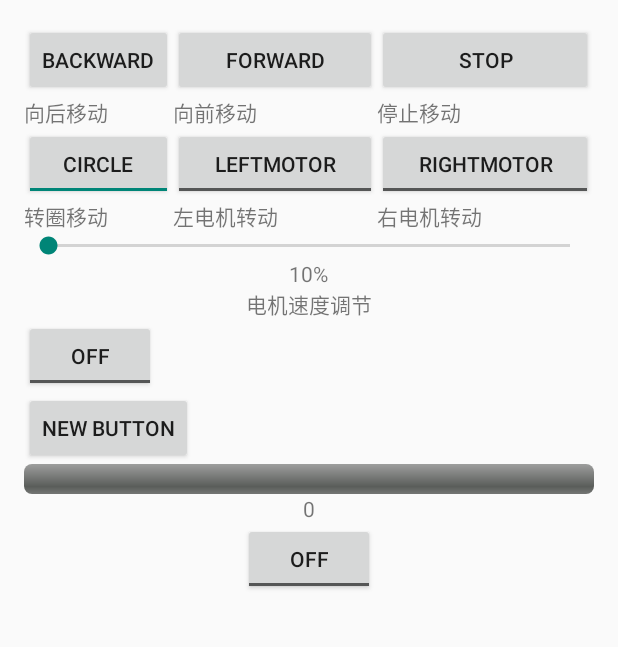
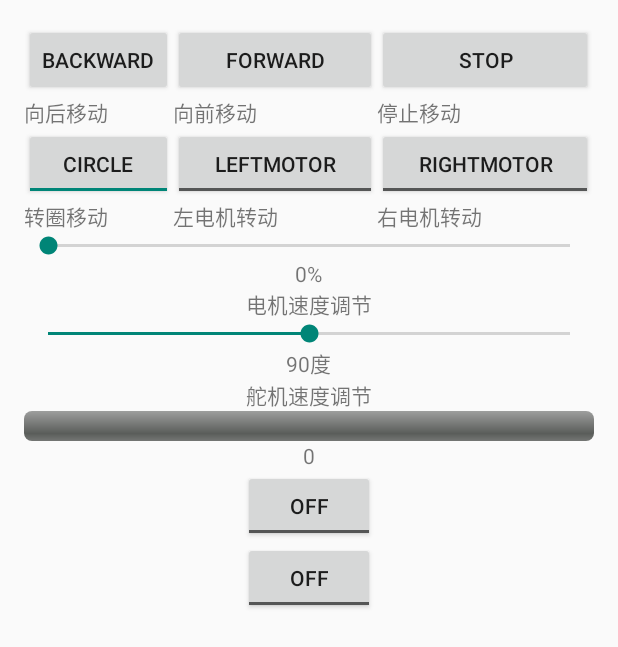
Before and after one commit to wangfuan/robot, an Android app: the screen it shows after launch (MainActivity), on a phone screen of 412 x 824 dp. Shown: the top 647 px of the screen. Run offline under Robolectric (Android 15) with nearby library versions, the phone set to English and light mode, and no system bars; 2 statements that could not run were skipped.

Commit message:
整合了电机驱动模块、红外检测模块、超声波传感器、舵机角度调整模块，手机连接IOIO测试成功，添加了详细的注释代码

```diff
--- a/app/src/main/java/com/example/fuan/ioiotest/MainActivity.java
+++ b/app/src/main/java/com/example/fuan/ioiotest/MainActivity.java
@@ -11,9 +11,6 @@ import android.widget.ProgressBar;
 import android.widget.SeekBar;
 import android.widget.TextView;
 import android.widget.ToggleButton;
-
-import ioio.lib.api.Uart;
-import ioio.lib.util.android.IOIOActivity;
 
 
 public class MainActivity extends Activity {
@@ -29,9 +26,15 @@ public class MainActivity extends Activity {
     private Button backwardButton;
     private Button stopButton;
 
+    private SeekBar seekBarServo;
+    private TextView textViewServo;
+
+
     private TextView ultrasonicsSensorText;
     private ProgressBar ultrasonicsSensorPrograss;
     private ToggleButton ultrasonicsSensorButton;
+
+    private ToggleButton detectEdgeButton;
 
     @Override
 
@@ -44,6 +47,8 @@ public class MainActivity extends Activity {
         forwardButton=(Button)findViewById(R.id.button2);
         backwardButton=(Button)findViewById(R.id.button);
         stopButton=(Button)findViewById(R.id.button3);
+
+        seekBar_=(SeekBar)findViewById(R.id.seekBar);//电机速度调节模块
 
         forwardButton.setOnClickListener(new View.OnClickListener() {
             @Override
@@ -74,12 +79,13 @@ public class MainActivity extends Activity {
         addListenerToggleButtonLeftMotor();
 
         addListenSeekbar();
+
         ultrasonicsSensorButton = (ToggleButton) findViewById(R.id.button6);
         ultrasonicsSensorPrograss = (ProgressBar) findViewById(R.id.progressBar);
         ultrasonicsSensorText = (TextView) findViewById(R.id.textSet8);
         addListenerUltrasonicsSensor();
 
-
+        addListenerDetectEdge();
     }
     @Override
     protected void onPause() {
@@ -155,13 +161,14 @@ public class MainActivity extends Activity {
         });
     }
     public void addListenSeekbar(){
-        textView_=(TextView)findViewById(R.id.textView2);
-        seekBar_=(SeekBar)findViewById(R.id.seekBar);
-        seekBar_.setOnSeekBarChangeListener(new SeekBar.OnSeekBarChangeListener() {
+        ba.servoControl(90);
+        textViewServo=(TextView)findViewById(R.id.textSet9);
+        seekBarServo=(SeekBar)findViewById(R.id.seekBar2);
+        seekBarServo.setOnSeekBarChangeListener(new SeekBar.OnSeekBarChangeListener() {
             @Override
             public void onProgressChanged(SeekBar seekBar, int progress, boolean fromUser) {
-                textView_.setText(seekBar_.getProgress() + "%");
-                ba.servoControl(seekBar_.getProgress());
+                textViewServo.setText(seekBarServo.getProgress() + "度");
+                ba.servoControl(seekBarServo.getProgress());
 
             }
 
@@ -186,8 +193,7 @@ public class MainActivity extends Activity {
             public void onClick(View v) {
                 if (ultrasonicsSensorButton.isChecked()) {
                     updateUI();
-                }
-                else{
+                } else {
                     updateUI();
                 }
             }
@@ -207,4 +213,21 @@ public class MainActivity extends Activity {
             }
         });
     }
+
+    public void addListenerDetectEdge(){
+        detectEdgeButton=(ToggleButton)findViewById(R.id.button7);
+        detectEdgeButton.setOnClickListener(new View.OnClickListener() {
+            @Override
+            public void onClick(View v) {
+                if (detectEdgeButton.isChecked()){
+                    ba.detectEdgeEnable=true;
+                    detectEdgeButton.setText("边缘检测开");
+                }
+                else {
+                    ba.detectEdgeEnable=false;
+                    detectEdgeButton.setText("边缘检测关");
+                }
+            }
+        });
+    }
 }
--- a/app/src/main/res/layout/activity_main.xml
+++ b/app/src/main/res/layout/activity_main.xml
@@ -21,14 +21,14 @@
                 android:layout_height="wrap_content"
                 android:text="Backward"
                 android:layout_alignParentTop="true"
-                android:layout_alignEnd="@+id/seekBar" />
+                android:layout_alignEnd="@+id/seekBar"
+                android:layout_alignRight="@+id/seekBar"/>
 
             <Button android:id="@+id/button2"
                 android:layout_width="wrap_content"
                 android:layout_height="wrap_content"
                 android:text="Forward"
-                android:layout_alignParentTop="true"
-                android:layout_alignParentStart="true" />
+                android:layout_alignParentTop="true"/>
 
             <Button android:id="@+id/button3"
                 android:layout_width="wrap_content"
@@ -56,7 +56,6 @@
                 android:layout_width="wrap_content"
                 android:layout_height="wrap_content"
                 android:layout_alignParentTop="true"
-                android:layout_alignStart="@+id/button3"
                 android:checked="true"
                 android:text="Circle"/>
 
@@ -65,7 +64,6 @@
                 android:layout_height="wrap_content"
                 android:checked="false"
                 android:layout_alignTop="@+id/button3"
-                android:layout_alignParentStart="true"
                 android:text="LeftMotor"/>
 
             <ToggleButton android:id="@+id/toggleButton3"
@@ -73,8 +71,7 @@
                 android:layout_height="wrap_content"
                 android:text="RightMotor"
                 android:checked="false"
-                android:layout_alignTop="@+id/button3"
-                android:layout_alignParentEnd="true" />
+                android:layout_alignTop="@+id/button3"/>
         </TableRow>
         <TableRow>
             <TextView android:id="@+id/textSet4"
@@ -95,11 +92,12 @@
         android:layout_width="match_parent"
         android:layout_height="wrap_content"
         android:layout_alignParentBottom="true"
-        android:layout_alignParentEnd="true" />
+        android:layout_alignParentEnd="true"
+        android:layout_alignParentRight="true"/>
     <TextView
         android:layout_width="wrap_content"
         android:layout_height="wrap_content"
-        android:text="10%"
+        android:text="0%"
         android:id="@+id/textView2"
         android:layout_gravity="center_horizontal" />
     <TextView android:id="@+id/textSet7"
@@ -109,23 +107,24 @@
         android:layout_gravity="center_horizontal">
     </TextView>
 
-    <ToggleButton android:id="@+id/toggleButton4"
+
+    <SeekBar android:id="@+id/seekBar2"
+        android:layout_width="match_parent"
+        android:layout_height="wrap_content"
+        android:max="180"
+        android:progress="90"/>
+    <TextView android:id="@+id/textSet9"
+        android:layout_height="wrap_content"
         android:layout_width="wrap_content"
+        android:layout_gravity="center_horizontal"
+        android:text="90度">
+    </TextView>
+    <TextView android:id="@+id/textSet10"
         android:layout_height="wrap_content"
-        android:text="Steering"
-
-        android:layout_toEndOf="@+id/toggleButton2"
-        android:checked="false"
-        android:layout_alignParentBottom="true" />
-
-    <Button android:id="@+id/button4"
         android:layout_width="wrap_content"
-        android:layout_height="wrap_content"
-        android:text="New Button"
-
-        android:layout_alignParentBottom="true"
-        android:layout_x="90dp"
-        android:layout_y="135dp"/>
+        android:layout_gravity="center_horizontal"
+        android:text="舵机速度调节">
+    </TextView>
 
 
     <ProgressBar android:id="@+id/progressBar"
@@ -146,4 +145,10 @@
         android:checked="false">
     </ToggleButton>
 
+    <ToggleButton android:id="@+id/button7"
+        android:layout_width="wrap_content"
+        android:layout_height="wrap_content"
+        android:text="边缘检测的开关"
+        android:layout_gravity="center_horizontal"
+        android:checked="false"/>
 </LinearLayout>
```
Also changed, not shown: app/src/main/java/com/example/fuan/ioiotest/BaseService.java (+121 -79 lines).
